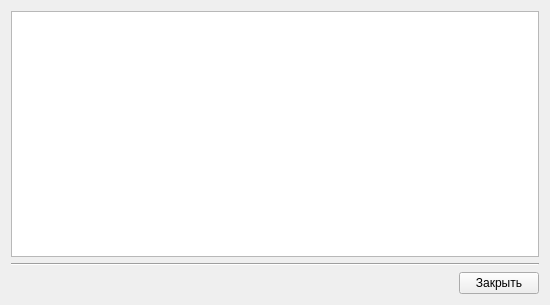
Old version of the form network/connectionmanagement.ui in the repository lilGnida/PaperPlane.
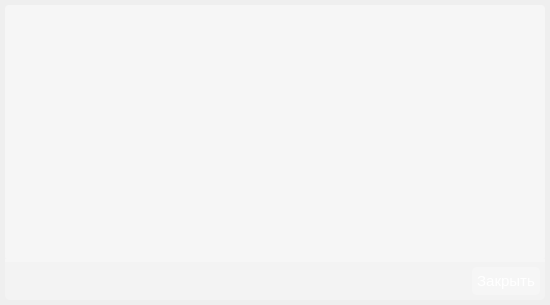
New version of the form.

```diff
--- a/network/connectionmanagement.ui
+++ b/network/connectionmanagement.ui
@@ -13,7 +13,82 @@
   <property name="windowTitle">
    <string>Form</string>
   </property>
+  <property name="styleSheet">
+   <string notr="true">QWidjet
+{
+	border-radius: 5px;
+}
+
+QFrame
+{
+	background-color: rgba(255,255,255,70);
+	border-radius: 5px;
+}
+
+QTableView
+{
+	background-color: rgba(255,255,255,70);
+	border-radius: 3px;
+}
+
+QPushButton
+{
+	background-color: rgba(255, 255, 255, 70);
+	color: #fff;
+	font-size: 15px;
+	border: none;
+	border-radius: 5px;
+	padding: 5px;
+}
+
+QPushButton::pressed
+{
+	background-color: rgba(255,255,255,50);
+}</string>
+  </property>
   <layout class="QHBoxLayout" name="horizontalLayout_2">
+   <property name="spacing">
+    <number>0</number>
+   </property>
+   <property name="leftMargin">
+    <number>5</number>
+   </property>
+   <property name="topMargin">
+    <number>5</number>
+   </property>
+   <property name="rightMargin">
+    <number>5</number>
+   </property>
+   <property name="bottomMargin">
+    <number>5</number>
+   </property>
+   <item>
+    <widget class="QFrame" name="frame">
+     <property name="frameShape">
+      <enum>QFrame::StyledPanel</enum>
+     </property>
+     <property name="frameShadow">
+      <enum>QFrame::Raised</enum>
+     </property>
+     <property name="lineWidth">
+      <number>0</number>
+     </property>
+     <layout class="QHBoxLayout" name="horizontalLayout_3">
+      <property name="spacing">
+       <number>0</number>
+      </property>
+      <property name="leftMargin">
+       <number>0</number>
+      </property>
+      <property name="topMargin">
+       <number>0</number>
+      </property>
+      <property name="rightMargin">
+       <number>0</number>
+      </property>
+      <property name="bottomMargin">
+       <number>0</number>
+      </property>
    <item>
     <layout class="QVBoxLayout" name="verticalLayout">
      <item>
@@ -28,6 +103,18 @@
      </item>
      <item>
       <layout class="QHBoxLayout" name="horizontalLayout">
+          <property name="spacing">
+           <number>0</number>
+          </property>
+          <property name="topMargin">
+           <number>5</number>
+          </property>
+          <property name="rightMargin">
+           <number>5</number>
+          </property>
+          <property name="bottomMargin">
+           <number>5</number>
+          </property>
        <item>
         <spacer name="horizontalSpacer">
          <property name="orientation">
@@ -51,6 +138,9 @@
       </layout>
      </item>
     </layout>
+      </item>
+     </layout>
+    </widget>
    </item>
   </layout>
  </widget>
```
Lines whose indentation alone changed are shown as unchanged.
